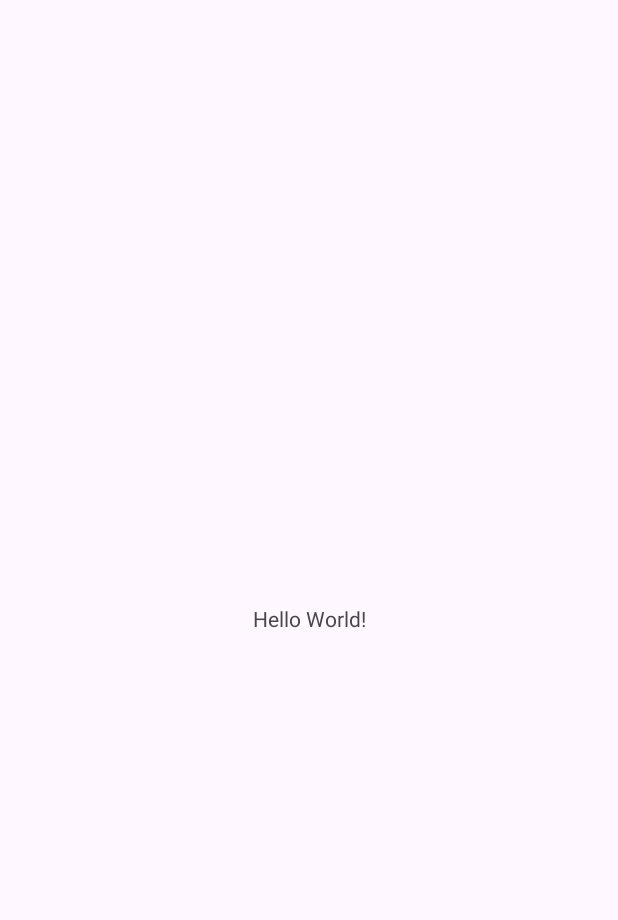
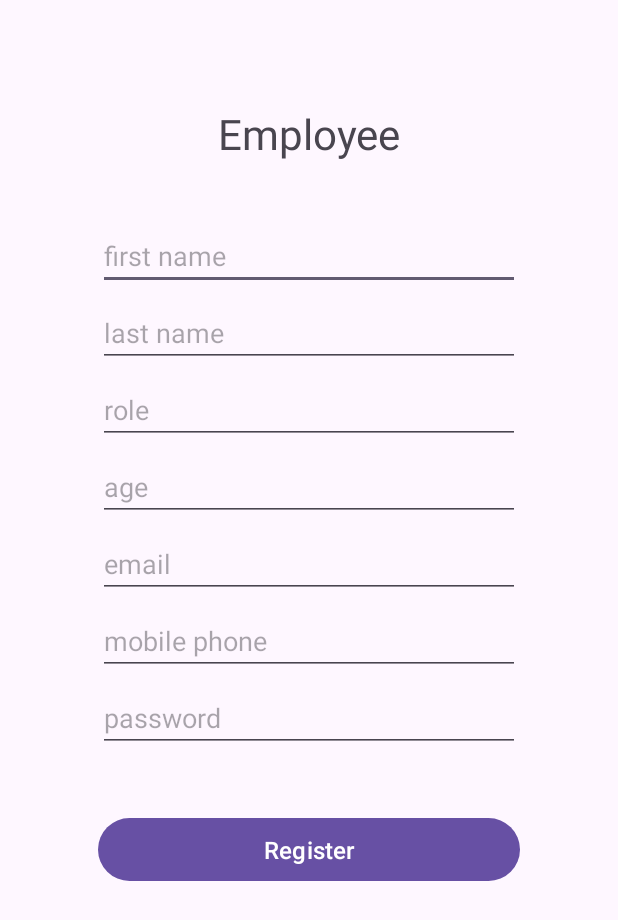
Before and after one commit to juheejulia/EmployeeListView, an Android app: the screen it shows after launch (MainActivity), on a phone screen of 412 x 824 dp. Before the commit the part shown is almost empty. Shown: the top 920 px of the screen. Run offline under Robolectric (Android 15) with nearby library versions, the phone set to English and light mode, and no system bars.

Commit message:
implement activity_main file

```diff
--- a/app/src/main/res/layout/activity_main.xml
+++ b/app/src/main/res/layout/activity_main.xml
@@ -6,13 +6,146 @@
     android:layout_height="match_parent"
     tools:context=".MainActivity">
 
-    <TextView
+    <androidx.constraintlayout.widget.Guideline
+        android:id="@+id/guidelineTop"
         android:layout_width="wrap_content"
         android:layout_height="wrap_content"
-        android:text="Hello World!"
-        app:layout_constraintBottom_toBottomOf="parent"
+        android:layout_marginEnd="411dp"
+        android:orientation="horizontal"
+        app:layout_constraintEnd_toEndOf="parent"
+        app:layout_constraintGuide_percent="0.05"
+        app:layout_constraintStart_toEndOf="@+id/linearLayoutAppName" />
+
+    <androidx.constraintlayout.widget.Guideline
+        android:id="@+id/guidelineLeft"
+        android:layout_width="wrap_content"
+        android:layout_height="wrap_content"
+        android:orientation="vertical"
+        app:layout_constraintGuide_percent="0.1" />
+
+    <androidx.constraintlayout.widget.Guideline
+        android:id="@+id/guidelineLeftRight"
+        android:layout_width="wrap_content"
+        android:layout_height="wrap_content"
+        android:orientation="vertical"
+        app:layout_constraintGuide_percent="0.9" />
+
+    <androidx.constraintlayout.widget.Guideline
+        android:id="@+id/guidelineLeftBottom"
+        android:layout_width="wrap_content"
+        android:layout_height="wrap_content"
+        android:orientation="horizontal"
+        app:layout_constraintGuide_percent="0.95" />
+
+    <LinearLayout
+        android:id="@+id/linearLayoutAppName"
+        android:layout_width="match_parent"
+        android:layout_height="wrap_content"
+        android:orientation="vertical"
         app:layout_constraintEnd_toEndOf="parent"
         app:layout_constraintStart_toStartOf="parent"
-        app:layout_constraintTop_toTopOf="parent" />
+        app:layout_constraintTop_toTopOf="parent">
+
+        <!-- title text employee -->
+        <TextView
+            android:id="@+id/employee_title"
+            android:layout_width="match_parent"
+            android:layout_height="wrap_content"
+            android:layout_marginTop="70dp"
+            android:gravity="center"
+            android:text="@string/employee"
+            android:textSize="@dimen/font_medium" />
+
+        <!-- first name -->
+        <EditText
+            android:id="@+id/firstName"
+            android:layout_width="match_parent"
+            android:layout_height="wrap_content"
+            android:layout_marginTop="@dimen/space_extra_large"
+            android:layout_marginStart="@dimen/margin_large"
+            android:layout_marginEnd="@dimen/margin_large"
+            android:hint="@string/first_name"
+            android:inputType="text" />
+
+        <!-- last name -->
+        <EditText
+            android:id="@+id/lastName"
+            android:layout_width="match_parent"
+            android:layout_height="wrap_content"
+            android:layout_marginTop="@dimen/space_large"
+            android:layout_marginStart="@dimen/margin_large"
+            android:layout_marginEnd="@dimen/margin_large"
+            android:hint="@string/last_name"
+            android:inputType="text" />
+
+        <!-- role -->
+        <EditText
+            android:id="@+id/role"
+            android:layout_width="match_parent"
+            android:layout_height="wrap_content"
+            android:layout_marginTop="@dimen/space_large"
+            android:layout_marginStart="@dimen/margin_large"
+            android:layout_marginEnd="@dimen/margin_large"
+            android:hint="@string/role"
+            android:inputType="textEmailAddress" />
+
+        <!-- age -->
+        <EditText
+            android:id="@+id/age"
+            android:layout_width="match_parent"
+            android:layout_height="wrap_content"
+            android:layout_marginTop="@dimen/space_large"
+            android:layout_marginStart="@dimen/margin_large"
+            android:layout_marginEnd="@dimen/margin_large"
+            android:hint="@string/age"
+            android:inputType="number" />
+
+        <!-- email -->
+        <EditText
+            android:id="@+id/email"
+            android:layout_width="match_parent"
+            android:layout_height="wrap_content"
+            android:layout_marginTop="@dimen/space_large"
+            android:layout_marginStart="@dimen/margin_large"
+            android:layout_marginEnd="@dimen/margin_large"
+            android:hint="@string/email"
+            android:inputType="textEmailAddress" />
+
+        <!-- mobile number -->
+        <EditText
+            android:id="@+id/mobile_number"
+            android:layout_width="match_parent"
+            android:layout_height="wrap_content"
+            android:layout_marginTop="@dimen/space_large"
+            android:layout_marginStart="@dimen/margin_large"
+            android:layout_marginEnd="@dimen/margin_large"
+            android:hint="@string/mobile_phone"
+            android:inputType="phone" />
+
+        <!-- password -->
+        <EditText
+            android:id="@+id/password"
+            android:layout_width="match_parent"
+            android:layout_height="wrap_content"
+            android:layout_marginTop="@dimen/space_large"
+            android:layout_marginStart="@dimen/margin_large"
+            android:layout_marginEnd="@dimen/margin_large"
+            android:hint="@string/password"
+            android:inputType="numberPassword" />
+
+        <!-- register button -->
+        <Button
+            android:id="@+id/btn_register"
+            android:layout_width="match_parent"
+            android:layout_height="wrap_content"
+            android:padding="10dp"
+            android:layout_marginLeft="@dimen/margin_large"
+            android:layout_marginRight="@dimen/margin_large"
+            android:layout_marginTop="@dimen/space_extra_large"
+            android:text="@string/text_register"
+            android:textSize="@dimen/font_small"/>
+
+    </LinearLayout>
+
 
 </androidx.constraintlayout.widget.ConstraintLayout>
--- a/app/src/main/res/values/colors.xml
+++ b/app/src/main/res/values/colors.xml
@@ -2,4 +2,8 @@
 <resources>
     <color name="black">#FF000000</color>
     <color name="white">#FFFFFFFF</color>
+    <color name="down_blue_green">#204969</color>
+    <color name="light_pink">#FFF7F7</color>
+
+
 </resources>
--- /dev/null
+++ b/app/src/main/res/values/dimens.xml
@@ -0,0 +1,14 @@
+<?xml version="1.0" encoding="utf-8"?>
+<resources>
+    <dimen name="font_small">16sp</dimen>
+    <dimen name="font_medium">28sp</dimen>
+    <dimen name="font_large">32sp</dimen>
+    <dimen name="margin_small">20dp</dimen>
+    <dimen name="margin_medium">40dp</dimen>
+    <dimen name="margin_large">65dp</dimen>
+    <dimen name="space_small">2dp</dimen>
+    <dimen name="space_medium">4dp</dimen>
+    <dimen name="space_large">6dp</dimen>
+    <dimen name="space_extra_large">40dp</dimen>
+    medium
+</resources>
--- a/app/src/main/res/values/strings.xml
+++ b/app/src/main/res/values/strings.xml
@@ -1,3 +1,14 @@
 <resources>
     <string name="app_name">Employee ListView</string>
+    <string name="employee_list">Employee List</string>
+    <string name="employee">Employee</string>
+    <string name="first_name">first name</string>
+    <string name="last_name">last name</string>
+    <string name="age">age</string>
+    <string name="email">email</string>
+    <string name="mobile_phone">mobile phone</string>
+    <string name="role">role</string>
+    <string name="password">password</string>
+    <string name="btn_register">register</string>
+    <string name="text_register">Register</string>
 </resources>
```
